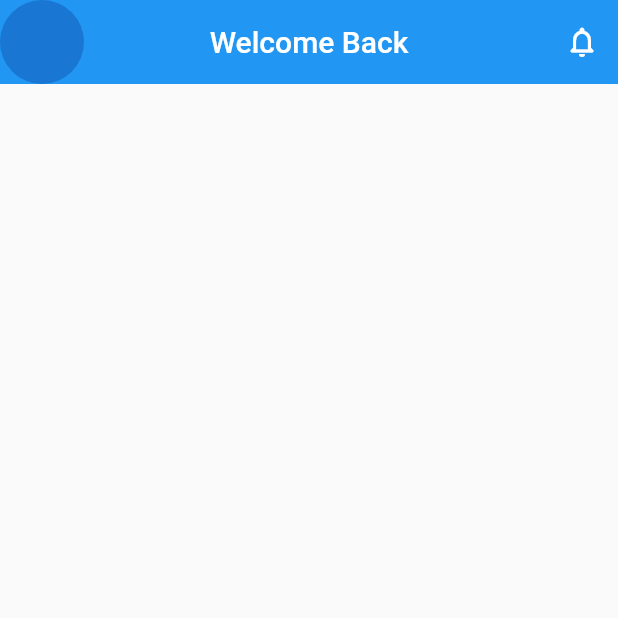
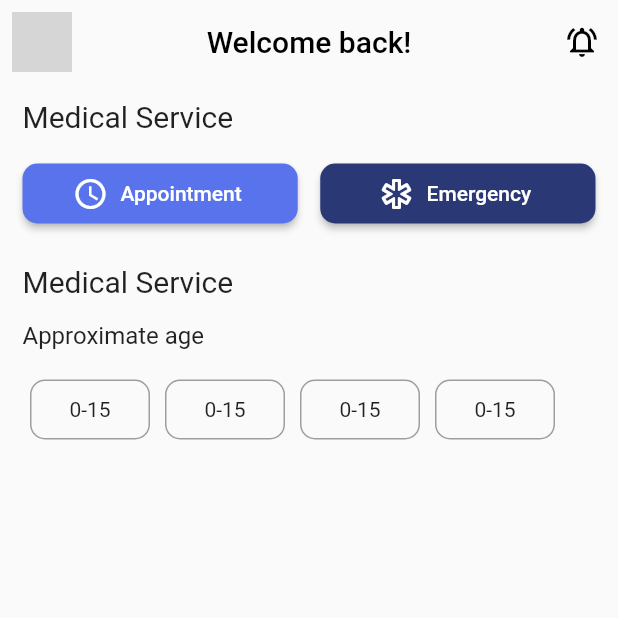
Before and after one commit to christiandarvs/Study_Sessions, a Flutter app: the Friday screen opened directly, on a phone screen of 412 x 824 dp, the top half of it. Run offline on Flutter 3.47's test engine with Material 2 defaults, Android fonts, the phone set to English and light mode, and no system bars; network calls fail; grey boxes are pictures that could not be loaded.

Commit message:
add contents

```diff
--- a/lib/main.dart
+++ b/lib/main.dart
@@ -1875,17 +1875,169 @@ class Friday extends StatelessWidget {
   Widget build(BuildContext context) {
     return Scaffold(
       appBar: AppBar(
-        leading: const CircleAvatar(),
-        title: const Text('Welcome Back'),
+        leading: const Padding(
+          padding: EdgeInsets.all(8.0),
+          child: CircleAvatar(
+            backgroundColor: Colors.white,
+            backgroundImage: NetworkImage(
+                'https://cdn-icons-png.flaticon.com/512/4140/4140048.png'),
+          ),
+        ),
+        title: const Text(
+          'Welcome back!',
+          style: TextStyle(color: Colors.black),
+        ),
         centerTitle: true,
         elevation: 0,
+        backgroundColor: Colors.transparent,
         actions: [
           IconButton(
               onPressed: () {},
-              icon: const Icon(Icons.notifications_none_rounded))
+              icon: const Icon(
+                Icons.notifications_active_outlined,
+                color: Colors.black,
+              ))
         ],
       ),
-      body: SafeArea(child: Column()),
+      body: SafeArea(
+          child: Column(
+        children: [
+          Container(
+            height: 100,
+            width: double.infinity,
+            margin: const EdgeInsets.symmetric(horizontal: 15, vertical: 10),
+            child: Column(
+              crossAxisAlignment: CrossAxisAlignment.start,
+              children: [
+                const Text(
+                  'Medical Service',
+                  style: TextStyle(fontSize: 20, fontWeight: FontWeight.normal),
+                ),
+                const SizedBox(
+                  height: 20,
+                ),
+                Row(
+                  children: [
+                    Expanded(
+                      child: SizedBox(
+                        height: 40,
+                        child: ElevatedButton.icon(
+                          onPressed: (() {}),
+                          icon: const Icon(Icons.schedule_outlined),
+                          label: const Text('Appointment'),
+                          style: ElevatedButton.styleFrom(
+                              backgroundColor: const Color(0xff5973ec),
+                              shape: RoundedRectangleBorder(
+                                  borderRadius: BorderRadius.circular(10))),
+                        ),
+                      ),
+                    ),
+                    const SizedBox(
+                      width: 15,
+                    ),
+                    Expanded(
+                      child: SizedBox(
+                        height: 40,
+                        child: ElevatedButton.icon(
+                          onPressed: (() {}),
+                          icon: const Icon(Icons.emergency_outlined),
+                          label: const Text('Emergency'),
+                          style: ElevatedButton.styleFrom(
+                            backgroundColor: const Color(0xff2b3876),
+                            shape: RoundedRectangleBorder(
+                              borderRadius: BorderRadius.circular(10),
+                            ),
+                          ),
+                        ),
+                      ),
+                    )
+                  ],
+                ),
+              ],
+            ),
+          ),
+          Container(
+            height: 140,
+            width: double.infinity,
+            margin: const EdgeInsets.symmetric(horizontal: 15),
+            child: Column(
+              crossAxisAlignment: CrossAxisAlignment.start,
+              children: [
+                const Text(
+                  'Medical Service',
+                  style: TextStyle(fontSize: 20, fontWeight: FontWeight.normal),
+                ),
+                const SizedBox(
+                  height: 15,
+                ),
+                const Text(
+                  'Approximate age',
+                  style: TextStyle(fontSize: 16),
+                ),
+                const SizedBox(
+                  height: 20,
+                ),
+                Row(
+                  children: [
+                    GestureDetector(
+                      onTap: (() {}),
+                      child: Container(
+                        margin: const EdgeInsets.symmetric(horizontal: 5),
+                        alignment: Alignment.center,
+                        decoration: BoxDecoration(
+                            borderRadius: BorderRadius.circular(10),
+                            border: Border.all(color: Colors.grey)),
+                        width: 80,
+                        height: 40,
+                        child: const Text('0-15'),
+                      ),
+                    ),
+                    GestureDetector(
+                      onTap: (() {}),
+                      child: Container(
+                        margin: const EdgeInsets.symmetric(horizontal: 5),
+                        alignment: Alignment.center,
+                        decoration: BoxDecoration(
+                            borderRadius: BorderRadius.circular(10),
+                            border: Border.all(color: Colors.grey)),
+                        width: 80,
+                        height: 40,
+                        child: const Text('0-15'),
+                      ),
+                    ),
+                    GestureDetector(
+                      onTap: (() {}),
+                      child: Container(
+                        margin: const EdgeInsets.symmetric(horizontal: 5),
+                        alignment: Alignment.center,
+                        decoration: BoxDecoration(
+                            borderRadius: BorderRadius.circular(10),
+                            border: Border.all(color: Colors.grey)),
+                        width: 80,
+                        height: 40,
+                        child: const Text('0-15'),
+                      ),
+                    ),
+                    GestureDetector(
+                      onTap: (() {}),
+                      child: Container(
+                        margin: const EdgeInsets.symmetric(horizontal: 5),
+                        alignment: Alignment.center,
+                        decoration: BoxDecoration(
+                            borderRadius: BorderRadius.circular(10),
+                            border: Border.all(color: Colors.grey)),
+                        width: 80,
+                        height: 40,
+                        child: const Text('0-15'),
+                      ),
+                    ),
+                  ],
+                )
+              ],
+            ),
+          ),
+        ],
+      )),
     );
   }
 }
```
